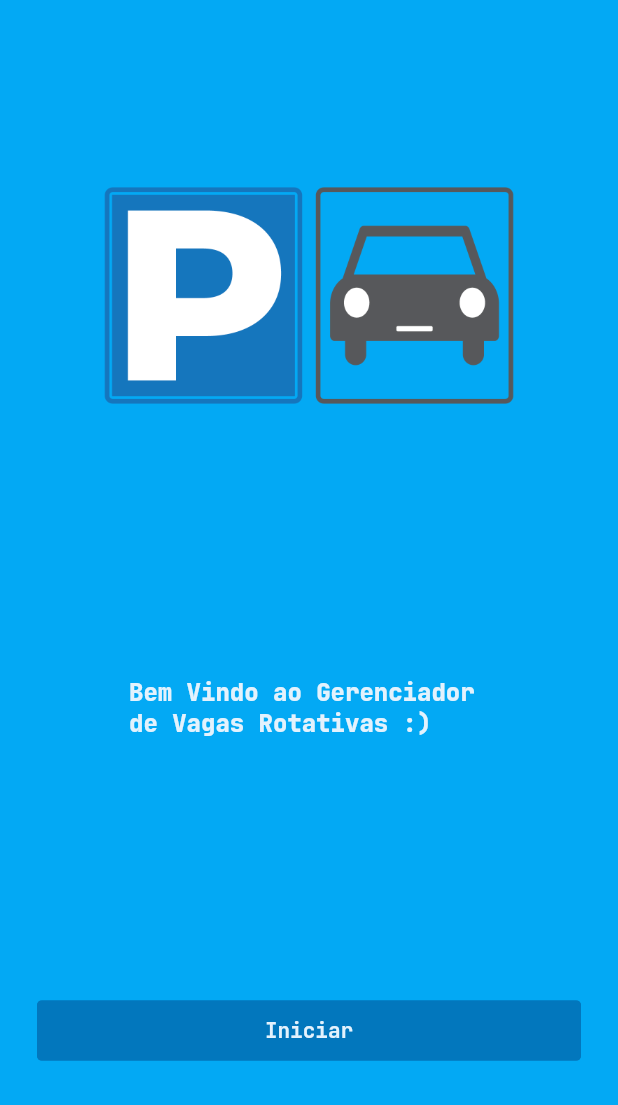
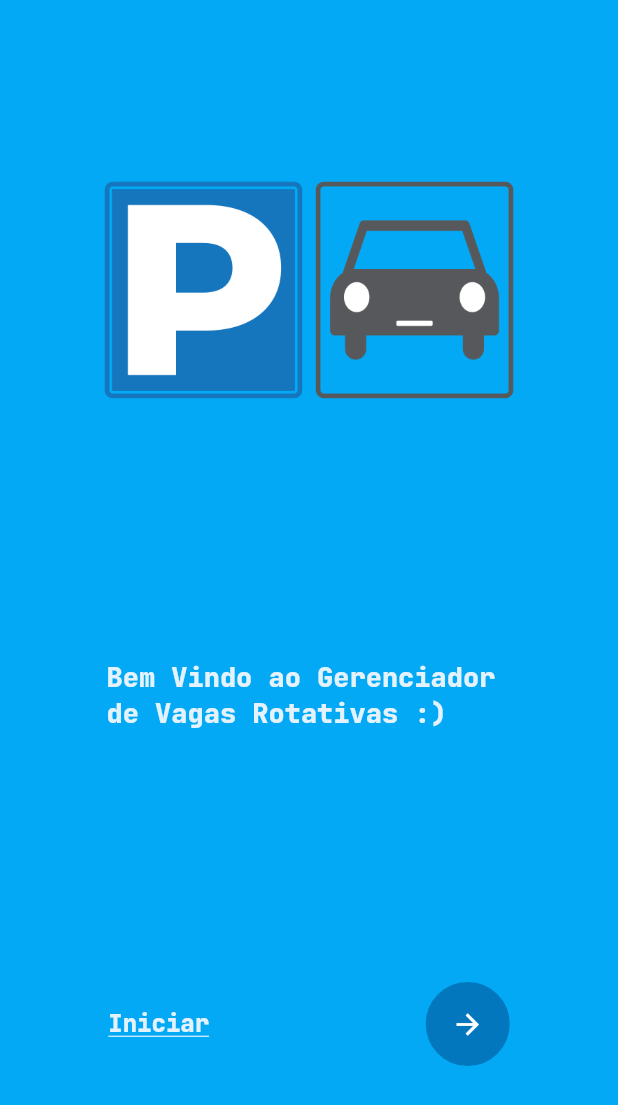
Before and after one commit to Victor-Zarzar/gerenciador_vagas_rotativas, a Flutter app: the screen it shows after launch, on a phone screen of 412 x 824 dp. Shown: the top 1105 px of the screen. Run offline on Flutter 3.47's test engine with Material 3 defaults, Android fonts, the phone set to English and light mode, and no system bars; drawn by our look-alikes of getwidget; our stand-ins replace google_fonts, sqflite; accounts and stored records are empty.

Commit message:
Refactor introscreen

```diff
--- a/lib/pages/IntroScreen/intro_screen.dart
+++ b/lib/pages/IntroScreen/intro_screen.dart
@@ -30,6 +30,20 @@ class _IntroPageState extends State<IntroPage> {
               "Bem Vindo ao Gerenciador \nde Vagas Rotativas :)",
               style: GoogleFonts.jetBrainsMono(
                 textStyle: TextStyle(
+                  fontSize: 18,
+                  fontWeight: FontWeight.w900,
+                  color: FontTextColor.secondaryColor,
+                ),
+              ),
+            ),
+            Row(
+              mainAxisAlignment: MainAxisAlignment.spaceAround,
+              children: [
+                Text(
+                  "Iniciar",
+                  style: GoogleFonts.jetBrainsMono(
+                    textStyle: TextStyle(
+                      decoration: TextDecoration.underline,
                       fontSize: 16,
                       fontWeight: FontWeight.w900,
                       color: FontTextColor.secondaryColor,
@@ -38,24 +52,20 @@ class _IntroPageState extends State<IntroPage> {
                 ),
                 Padding(
                   padding: const EdgeInsets.symmetric(vertical: 60),
-              child: GFButton(
+                  child: GFIconButton(
+                    size: GFSize.LARGE,
+                    color: ButtonColor.primaryColor,
+                    shape: GFIconButtonShape.circle,
                     onPressed: () {
-                  Navigator.push(
-                    context,
-                    MaterialPageRoute(builder: (context) => const HomePage()),
-                  );
+                      Navigator.push(context,
+                          MaterialPageRoute(builder: (context) => const HomePage()));
                     },
-                text: "Iniciar",
-                textStyle: TextStyle(
-                  color: FontTextColor.secondaryColor,
-                  fontFamily: GoogleFonts.jetBrainsMono().fontFamily,
-                  fontSize: 14,
-                  fontWeight: FontWeight.bold,
+                    icon: const Icon(
+                      Icons.arrow_forward,
                     ),
-                color: ButtonColor.primaryColor,
-                size: GFSize.LARGE,
-                blockButton: true,
                   ),
+                ),
+              ],
             ),
           ],
         ),
```
Lines whose indentation alone changed are shown as unchanged.
